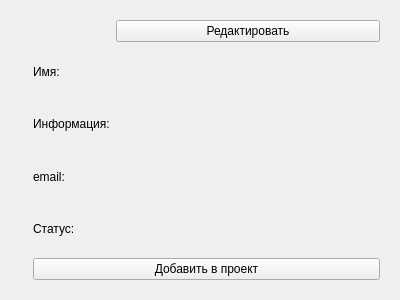
Old version of the form WgtWorker.ui in the repository mr-Din/ItConnect.
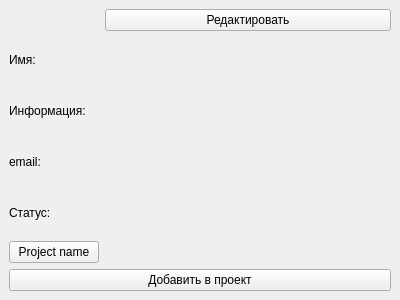
New version of the form.

Diff of the .ui file:
```diff
--- a/WgtWorker.ui
+++ b/WgtWorker.ui
@@ -20,7 +20,19 @@
    <string/>
   </property>
   <layout class="QGridLayout" name="gridLayout">
-   <item row="0" column="1" rowspan="2">
+   <property name="leftMargin">
+    <number>0</number>
+   </property>
+   <property name="topMargin">
+    <number>0</number>
+   </property>
+   <property name="rightMargin">
+    <number>0</number>
+   </property>
+   <property name="bottomMargin">
+    <number>0</number>
+   </property>
+   <item row="0" column="0">
     <widget class="QStackedWidget" name="stackedWidget">
      <property name="sizePolicy">
       <sizepolicy hsizetype="Preferred" vsizetype="Preferred">
@@ -33,7 +45,27 @@
      </property>
      <widget class="QWidget" name="pg_user_date">
       <layout class="QGridLayout" name="gridLayout_2">
-       <item row="5" column="0" colspan="2">
+       <item row="4" column="1">
+        <widget class="QLabel" name="lbl_status_2">
+         <property name="text">
+          <string/>
+         </property>
+        </widget>
+       </item>
+       <item row="0" column="1">
+        <widget class="QPushButton" name="btn_edit">
+         <property name="sizePolicy">
+          <sizepolicy hsizetype="Expanding" vsizetype="Fixed">
+           <horstretch>0</horstretch>
+           <verstretch>0</verstretch>
+          </sizepolicy>
+         </property>
+         <property name="text">
+          <string>Редактировать</string>
+         </property>
+        </widget>
+       </item>
+       <item row="6" column="0" colspan="2">
         <widget class="QPushButton" name="btn_add_to_project">
          <property name="text">
           <string>Добавить в проект</string>
@@ -42,6 +74,24 @@
        </item>
        <item row="2" column="0">
         <widget class="QLabel" name="lbl_info">
+         <property name="sizePolicy">
+          <sizepolicy hsizetype="Fixed" vsizetype="Preferred">
+           <horstretch>0</horstretch>
+           <verstretch>0</verstretch>
+          </sizepolicy>
+         </property>
+         <property name="minimumSize">
+          <size>
+           <width>90</width>
+           <height>0</height>
+          </size>
+         </property>
+         <property name="maximumSize">
+          <size>
+           <width>90</width>
+           <height>16777215</height>
+          </size>
+         </property>
          <property name="text">
           <string>Информация:</string>
          </property>
@@ -56,6 +106,24 @@
        </item>
        <item row="1" column="0">
         <widget class="QLabel" name="lbl_login">
+         <property name="sizePolicy">
+          <sizepolicy hsizetype="Fixed" vsizetype="Preferred">
+           <horstretch>0</horstretch>
+           <verstretch>0</verstretch>
+          </sizepolicy>
+         </property>
+         <property name="minimumSize">
+          <size>
+           <width>90</width>
+           <height>0</height>
+          </size>
+         </property>
+         <property name="maximumSize">
+          <size>
+           <width>90</width>
+           <height>16777215</height>
+          </size>
+         </property>
          <property name="text">
           <string>Имя:</string>
          </property>
@@ -80,6 +148,24 @@
        </item>
        <item row="3" column="0">
         <widget class="QLabel" name="lbl_email">
+         <property name="sizePolicy">
+          <sizepolicy hsizetype="Fixed" vsizetype="Preferred">
+           <horstretch>0</horstretch>
+           <verstretch>0</verstretch>
+          </sizepolicy>
+         </property>
+         <property name="minimumSize">
+          <size>
+           <width>90</width>
+           <height>0</height>
+          </size>
+         </property>
+         <property name="maximumSize">
+          <size>
+           <width>90</width>
+           <height>16777215</height>
+          </size>
+         </property>
          <property name="text">
           <string>email:</string>
          </property>
@@ -87,28 +173,40 @@
        </item>
        <item row="4" column="0">
         <widget class="QLabel" name="lbl_status">
+         <property name="sizePolicy">
+          <sizepolicy hsizetype="Fixed" vsizetype="Preferred">
+           <horstretch>0</horstretch>
+           <verstretch>0</verstretch>
+          </sizepolicy>
+         </property>
+         <property name="minimumSize">
+          <size>
+           <width>90</width>
+           <height>0</height>
+          </size>
+         </property>
+         <property name="maximumSize">
+          <size>
+           <width>90</width>
+           <height>16777215</height>
+          </size>
+         </property>
          <property name="text">
           <string>Статус:</string>
          </property>
         </widget>
        </item>
-       <item row="1" column="1">
-        <widget class="QLabel" name="lbl_login_2">
+       <item row="5" column="0">
+        <widget class="QPushButton" name="btn_project">
          <property name="text">
-          <string/>
+          <string>Project name</string>
          </property>
         </widget>
        </item>
-       <item row="0" column="1">
-        <widget class="QPushButton" name="btn_edit">
-         <property name="sizePolicy">
-          <sizepolicy hsizetype="Expanding" vsizetype="Fixed">
-           <horstretch>0</horstretch>
-           <verstretch>0</verstretch>
-          </sizepolicy>
-         </property>
+       <item row="0" column="0">
+        <widget class="QLabel" name="lbl_photo">
          <property name="text">
-          <string>Редактировать</string>
+          <string/>
          </property>
         </widget>
        </item>
@@ -147,13 +245,6 @@
      </widget>
     </widget>
    </item>
-   <item row="0" column="0">
-    <widget class="QLabel" name="lbl_photo">
-     <property name="text">
-      <string/>
-     </property>
-    </widget>
-   </item>
   </layout>
  </widget>
  <resources/>
```
Left out of the diff: 18 changed lines with no effect on the pictures.
